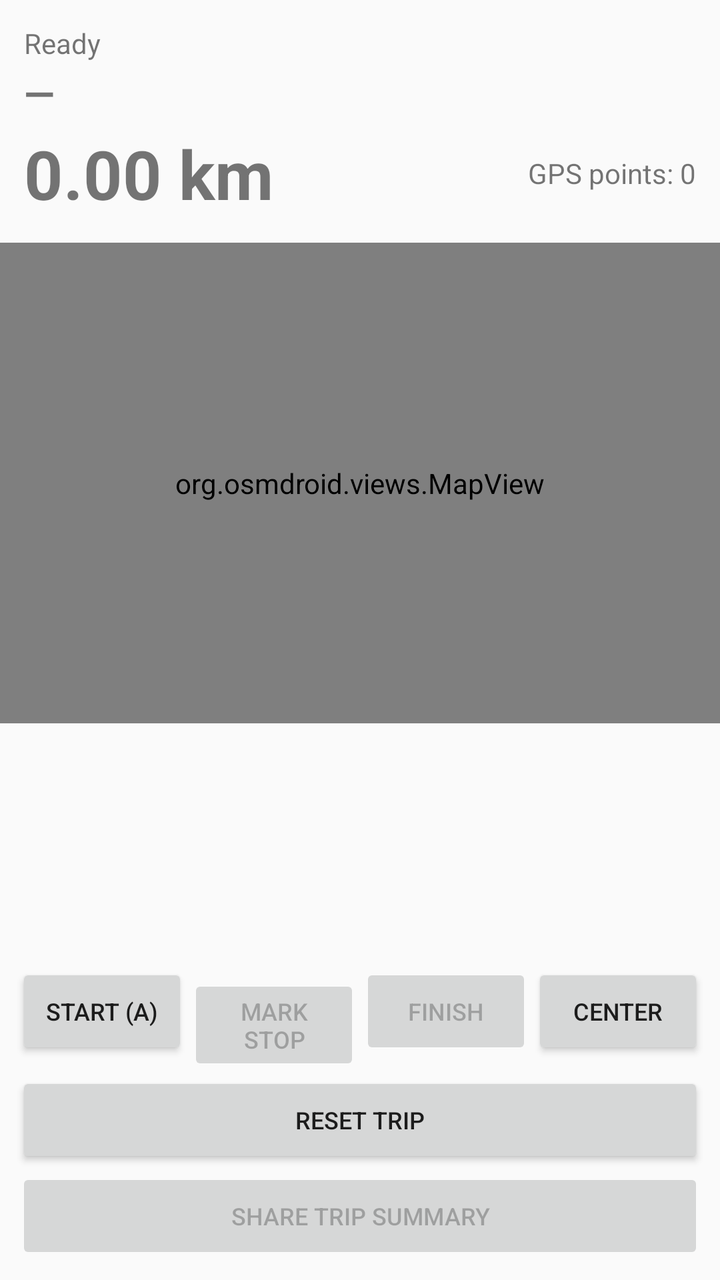
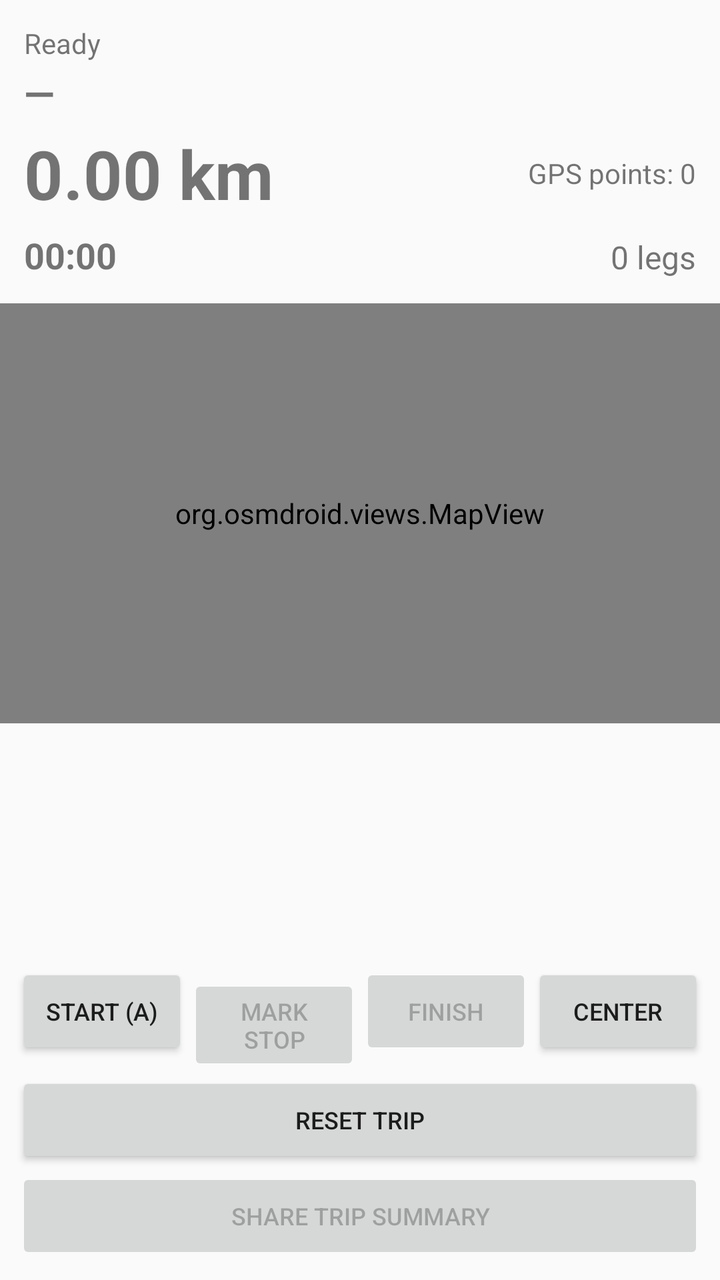

Screens rendered from an Android XML layout before and after an edit, with the pre-edit source and the edit as a unified diff.
<!-- AndroidManifest.xml: application theme Theme.AppCompat.DayNight.DarkActionBar -->
<!-- res/layout/activity_main.xml -->
<?xml version="1.0" encoding="utf-8"?>
<LinearLayout xmlns:android="http://schemas.android.com/apk/res/android"
    android:layout_width="match_parent"
    android:layout_height="match_parent"
    android:orientation="vertical">

    <LinearLayout
        android:layout_width="match_parent"
        android:layout_height="wrap_content"
        android:orientation="vertical"
        android:padding="12dp">

        <TextView
            android:id="@+id/tvStatus"
            android:layout_width="match_parent"
            android:layout_height="wrap_content"
            android:text="Ready"
            android:textSize="14sp" />

        <TextView
            android:id="@+id/tvRoute"
            android:layout_width="match_parent"
            android:layout_height="wrap_content"
            android:layout_marginTop="2dp"
            android:text="—"
            android:textSize="20sp"
            android:textStyle="bold" />

        <LinearLayout
            android:layout_width="match_parent"
            android:layout_height="wrap_content"
            android:layout_marginTop="4dp"
            android:gravity="center_vertical"
            android:orientation="horizontal">

            <TextView
                android:id="@+id/tvDistance"
                android:layout_width="0dp"
                android:layout_height="wrap_content"
                android:layout_weight="1"
                android:text="0.00 km"
                android:textSize="34sp"
                android:textStyle="bold" />

            <TextView
                android:id="@+id/tvPoints"
                android:layout_width="wrap_content"
                android:layout_height="wrap_content"
                android:text="GPS points: 0" />
        </LinearLayout>
    </LinearLayout>

    <org.osmdroid.views.MapView
        android:id="@+id/map"
        android:layout_width="match_parent"
        android:layout_height="0dp"
        android:layout_weight="1" />

    <ScrollView
        android:layout_width="match_parent"
        android:layout_height="120dp"
        android:padding="8dp">

        <TextView
            android:id="@+id/tvLegs"
            android:layout_width="match_parent"
            android:layout_height="wrap_content"
            android:textSize="13sp" />
    </ScrollView>

    <LinearLayout
        android:layout_width="match_parent"
        android:layout_height="wrap_content"
        android:orientation="horizontal"
        android:paddingStart="8dp"
        android:paddingEnd="8dp">

        <Button
            android:id="@+id/btnStart"
            android:layout_width="0dp"
            android:layout_height="wrap_content"
            android:layout_weight="1"
            android:text="START (A)"
            android:textSize="12sp" />

        <Button
            android:id="@+id/btnMark"
            android:layout_width="0dp"
            android:layout_height="wrap_content"
            android:layout_weight="1"
            android:enabled="false"
            android:text="MARK STOP"
            android:textSize="12sp" />

        <Button
            android:id="@+id/btnStop"
            android:layout_width="0dp"
            android:layout_height="wrap_content"
            android:layout_weight="1"
            android:enabled="false"
            android:text="FINISH"
            android:textSize="12sp" />

        <Button
            android:id="@+id/btnCenter"
            android:layout_width="0dp"
            android:layout_height="wrap_content"
            android:layout_weight="1"
            android:text="CENTER"
            android:textSize="12sp" />
    </LinearLayout>

    <Button
        android:id="@+id/btnReset"
        android:layout_width="match_parent"
        android:layout_height="wrap_content"
        android:layout_marginStart="8dp"
        android:layout_marginEnd="8dp"
        android:layout_marginTop="4dp"
        android:text="RESET TRIP"
        android:textSize="12sp" />

    <Button
        android:id="@+id/btnShare"
        android:layout_width="match_parent"
        android:layout_height="wrap_content"
        android:layout_marginStart="8dp"
        android:layout_marginEnd="8dp"
        android:layout_marginBottom="8dp"
        android:enabled="false"
        android:text="SHARE TRIP SUMMARY"
        android:textSize="12sp" />
</LinearLayout>
<!-- resources referenced by this layout -->
<resources>

</resources>

<!-- the commit's change to res/layout/activity_main.xml (unified diff, before → after) -->
@@ -47,6 +47,29 @@
                 android:layout_width="wrap_content"
                 android:layout_height="wrap_content"
                 android:text="GPS points: 0" />
+        </LinearLayout>
+
+        <LinearLayout
+            android:layout_width="match_parent"
+            android:layout_height="wrap_content"
+            android:layout_marginTop="6dp"
+            android:orientation="horizontal">
+
+            <TextView
+                android:id="@+id/tvTripTime"
+                android:layout_width="0dp"
+                android:layout_height="wrap_content"
+                android:layout_weight="1"
+                android:text="00:00"
+                android:textSize="18sp"
+                android:textStyle="bold" />
+
+            <TextView
+                android:id="@+id/tvLegCount"
+                android:layout_width="wrap_content"
+                android:layout_height="wrap_content"
+                android:text="0 legs"
+                android:textSize="16sp" />
         </LinearLayout>
     </LinearLayout>
 
